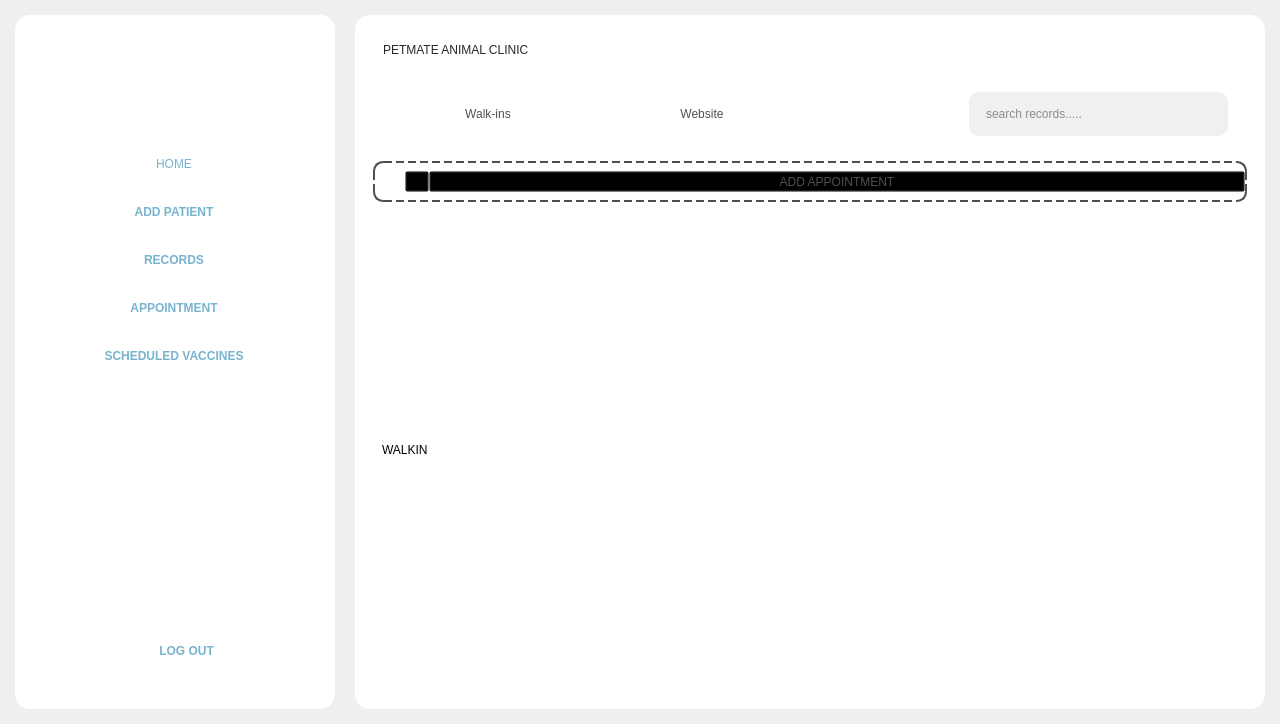
This is Frontend/Home.ui in rmmln/Petmate-Desktop-Application as Qt 5 draws it before an edit. The edited form follows.
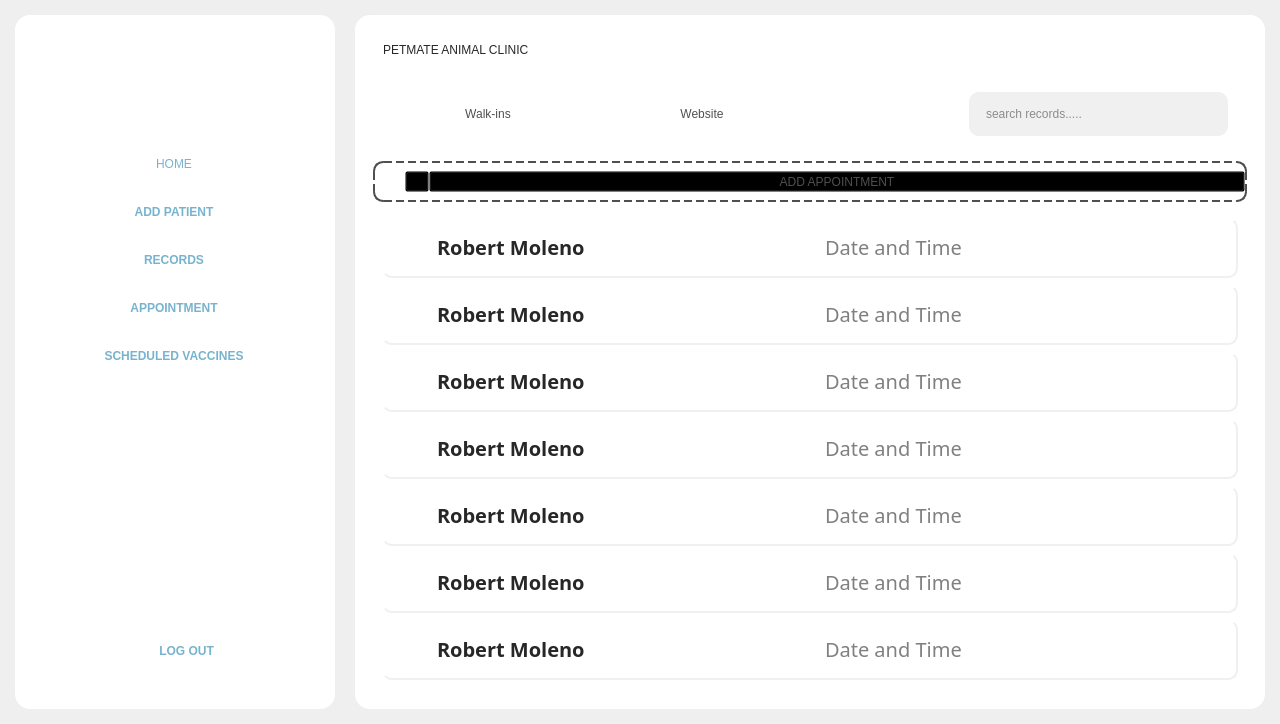
This is the edited form. The open tabs and pages were chosen to show the change. Icons and pictures are not drawn.

```diff
--- a/Frontend/Home.ui
+++ b/Frontend/Home.ui
@@ -22,6 +22,12 @@
     <height>720</height>
    </size>
   </property>
+  <property name="maximumSize">
+   <size>
+    <width>16777215</width>
+    <height>16777215</height>
+   </size>
+  </property>
   <property name="windowTitle">
    <string>PETMATE INFORMATION SYSTEM</string>
   </property>
@@ -2335,20 +2341,635 @@
                   <property name="geometry">
                    <rect>
                     <x>0</x>
-                    <y>0</y>
-                    <width>83</width>
-                    <height>31</height>
+                    <y>-72</y>
+                    <width>862</width>
+                    <height>474</height>
                    </rect>
                   </property>
                   <layout class="QVBoxLayout" name="verticalLayout_17">
                    <item>
-                    <widget class="QLabel" name="label_25">
+                    <widget class="QFrame" name="frame_12">
+                     <property name="maximumSize">
+                      <size>
+                       <width>16777215</width>
+                       <height>60</height>
+                      </size>
+                     </property>
                      <property name="styleSheet">
-                      <string notr="true">color:rgb(0, 0, 0);</string>
+                      <string notr="true">#frame_12{
+	border-right: 2px solid #f0f0f0;
+    border-bottom: 2px solid #f0f0f0;
+    border-radius: 10px;
+}
+#frame_12:hover{
+background-color:rgb(230, 230, 230);
+}</string>
                      </property>
-                     <property name="text">
-                      <string>WALKIN</string>
+                     <property name="frameShape">
+                      <enum>QFrame::Shape::StyledPanel</enum>
                      </property>
+                     <property name="frameShadow">
+                      <enum>QFrame::Shadow::Raised</enum>
+                     </property>
+                     <layout class="QHBoxLayout" name="horizontalLayout_23">
+                      <item>
+                       <widget class="QLabel" name="label_30">
+                        <property name="maximumSize">
+                         <size>
+                          <width>40</width>
+                          <height>40</height>
+                         </size>
+                        </property>
+                        <property name="text">
+                         <string/>
+                        </property>
+                        <property name="pixmap">
+                         <pixmap resource="resource.qrc">:/Icons/Icons/UserIcon.png</pixmap>
+                        </property>
+                        <property name="scaledContents">
+                         <bool>true</bool>
+                        </property>
+                       </widget>
+                      </item>
+                      <item>
+                       <widget class="QLabel" name="label_31">
+                        <property name="styleSheet">
+                         <string notr="true">color: #272727;
+font: bold 20px Montserrat;</string>
+                        </property>
+                        <property name="text">
+                         <string>Robert Moleno</string>
+                        </property>
+                       </widget>
+                      </item>
+                      <item>
+                       <widget class="QLabel" name="label_36">
+                        <property name="styleSheet">
+                         <string notr="true">color: gray;
+font: 20px Montserrat;</string>
+                        </property>
+                        <property name="text">
+                         <string>Date and Time</string>
+                        </property>
+                       </widget>
+                      </item>
+                      <item>
+                       <widget class="QLabel" name="label_37">
+                        <property name="maximumSize">
+                         <size>
+                          <width>15</width>
+                          <height>15</height>
+                         </size>
+                        </property>
+                        <property name="text">
+                         <string/>
+                        </property>
+                        <property name="pixmap">
+                         <pixmap resource="resource.qrc">:/Icons/Icons/delete.png</pixmap>
+                        </property>
+                        <property name="scaledContents">
+                         <bool>true</bool>
+                        </property>
+                       </widget>
+                      </item>
+                     </layout>
+                    </widget>
+                   </item>
+                   <item>
+                    <widget class="QFrame" name="frame_13">
+                     <property name="maximumSize">
+                      <size>
+                       <width>16777215</width>
+                       <height>60</height>
+                      </size>
+                     </property>
+                     <property name="styleSheet">
+                      <string notr="true">#frame_13{
+	border-right: 2px solid #f0f0f0;
+    border-bottom: 2px solid #f0f0f0;
+    border-radius: 10px;
+}
+#frame_13:hover{
+background-color:rgb(230, 230, 230);
+}</string>
+                     </property>
+                     <property name="frameShape">
+                      <enum>QFrame::Shape::StyledPanel</enum>
+                     </property>
+                     <property name="frameShadow">
+                      <enum>QFrame::Shadow::Raised</enum>
+                     </property>
+                     <layout class="QHBoxLayout" name="horizontalLayout_24">
+                      <item>
+                       <widget class="QLabel" name="label_38">
+                        <property name="maximumSize">
+                         <size>
+                          <width>40</width>
+                          <height>40</height>
+                         </size>
+                        </property>
+                        <property name="text">
+                         <string/>
+                        </property>
+                        <property name="pixmap">
+                         <pixmap resource="resource.qrc">:/Icons/Icons/UserIcon.png</pixmap>
+                        </property>
+                        <property name="scaledContents">
+                         <bool>true</bool>
+                        </property>
+                       </widget>
+                      </item>
+                      <item>
+                       <widget class="QLabel" name="label_39">
+                        <property name="styleSheet">
+                         <string notr="true">color: #272727;
+font: bold 20px Montserrat;
+</string>
+                        </property>
+                        <property name="text">
+                         <string>Robert Moleno</string>
+                        </property>
+                       </widget>
+                      </item>
+                      <item>
+                       <widget class="QLabel" name="label_40">
+                        <property name="styleSheet">
+                         <string notr="true">color: gray;
+font: 20px Montserrat;</string>
+                        </property>
+                        <property name="text">
+                         <string>Date and Time</string>
+                        </property>
+                       </widget>
+                      </item>
+                      <item>
+                       <widget class="QLabel" name="label_41">
+                        <property name="maximumSize">
+                         <size>
+                          <width>15</width>
+                          <height>15</height>
+                         </size>
+                        </property>
+                        <property name="text">
+                         <string/>
+                        </property>
+                        <property name="pixmap">
+                         <pixmap resource="resource.qrc">:/Icons/Icons/delete.png</pixmap>
+                        </property>
+                        <property name="scaledContents">
+                         <bool>true</bool>
+                        </property>
+                       </widget>
+                      </item>
+                     </layout>
+                    </widget>
+                   </item>
+                   <item>
+                    <widget class="QFrame" name="frame_14">
+                     <property name="maximumSize">
+                      <size>
+                       <width>16777215</width>
+                       <height>60</height>
+                      </size>
+                     </property>
+                     <property name="styleSheet">
+                      <string notr="true">#frame_14{
+	border-right: 2px solid #f0f0f0;
+    border-bottom: 2px solid #f0f0f0;
+    border-radius: 10px;
+}
+#frame_14:hover{
+background-color:rgb(230, 230, 230);
+}</string>
+                     </property>
+                     <property name="frameShape">
+                      <enum>QFrame::Shape::StyledPanel</enum>
+                     </property>
+                     <property name="frameShadow">
+                      <enum>QFrame::Shadow::Raised</enum>
+                     </property>
+                     <layout class="QHBoxLayout" name="horizontalLayout_25">
+                      <item>
+                       <widget class="QLabel" name="label_42">
+                        <property name="maximumSize">
+                         <size>
+                          <width>40</width>
+                          <height>40</height>
+                         </size>
+                        </property>
+                        <property name="text">
+                         <string/>
+                        </property>
+                        <property name="pixmap">
+                         <pixmap resource="resource.qrc">:/Icons/Icons/UserIcon.png</pixmap>
+                        </property>
+                        <property name="scaledContents">
+                         <bool>true</bool>
+                        </property>
+                       </widget>
+                      </item>
+                      <item>
+                       <widget class="QLabel" name="label_43">
+                        <property name="styleSheet">
+                         <string notr="true">color: #272727;
+font: bold 20px Montserrat;
+</string>
+                        </property>
+                        <property name="text">
+                         <string>Robert Moleno</string>
+                        </property>
+                       </widget>
+                      </item>
+                      <item>
+                       <widget class="QLabel" name="label_44">
+                        <property name="styleSheet">
+                         <string notr="true">color: gray;
+font: 20px Montserrat;</string>
+                        </property>
+                        <property name="text">
+                         <string>Date and Time</string>
+                        </property>
+                       </widget>
+                      </item>
+                      <item>
+                       <widget class="QLabel" name="label_45">
+                        <property name="maximumSize">
+                         <size>
+                          <width>15</width>
+                          <height>15</height>
+                         </size>
+                        </property>
+                        <property name="text">
+                         <string/>
+                        </property>
+                        <property name="pixmap">
+                         <pixmap resource="resource.qrc">:/Icons/Icons/delete.png</pixmap>
+                        </property>
+                        <property name="scaledContents">
+                         <bool>true</bool>
+                        </property>
+                       </widget>
+                      </item>
+                     </layout>
+                    </widget>
+                   </item>
+                   <item>
+                    <widget class="QFrame" name="frame_15">
+                     <property name="maximumSize">
+                      <size>
+                       <width>16777215</width>
+                       <height>60</height>
+                      </size>
+                     </property>
+                     <property name="styleSheet">
+                      <string notr="true">#frame_15{
+	border-right: 2px solid #f0f0f0;
+    border-bottom: 2px solid #f0f0f0;
+    border-radius: 10px;
+}
+#frame_15:hover{
+background-color:rgb(230, 230, 230);
+}</string>
+                     </property>
+                     <property name="frameShape">
+                      <enum>QFrame::Shape::StyledPanel</enum>
+                     </property>
+                     <property name="frameShadow">
+                      <enum>QFrame::Shadow::Raised</enum>
+                     </property>
+                     <layout class="QHBoxLayout" name="horizontalLayout_26">
+                      <item>
+                       <widget class="QLabel" name="label_25">
+                        <property name="maximumSize">
+                         <size>
+                          <width>40</width>
+                          <height>40</height>
+                         </size>
+                        </property>
+                        <property name="text">
+                         <string/>
+                        </property>
+                        <property name="pixmap">
+                         <pixmap resource="resource.qrc">:/Icons/Icons/UserIcon.png</pixmap>
+                        </property>
+                        <property name="scaledContents">
+                         <bool>true</bool>
+                        </property>
+                       </widget>
+                      </item>
+                      <item>
+                       <widget class="QLabel" name="label_46">
+                        <property name="styleSheet">
+                         <string notr="true">color: #272727;
+font: bold 20px Montserrat;
+</string>
+                        </property>
+                        <property name="text">
+                         <string>Robert Moleno</string>
+                        </property>
+                       </widget>
+                      </item>
+                      <item>
+                       <widget class="QLabel" name="label_47">
+                        <property name="styleSheet">
+                         <string notr="true">color: gray;
+font: 20px Montserrat;</string>
+                        </property>
+                        <property name="text">
+                         <string>Date and Time</string>
+                        </property>
+                       </widget>
+                      </item>
+                      <item>
+                       <widget class="QLabel" name="label_48">
+                        <property name="maximumSize">
+                         <size>
+                          <width>15</width>
+                          <height>15</height>
+                         </size>
+                        </property>
+                        <property name="text">
+                         <string/>
+                        </property>
+                        <property name="pixmap">
+                         <pixmap resource="resource.qrc">:/Icons/Icons/delete.png</pixmap>
+                        </property>
+                        <property name="scaledContents">
+                         <bool>true</bool>
+                        </property>
+                       </widget>
+                      </item>
+                     </layout>
+                    </widget>
+                   </item>
+                   <item>
+                    <widget class="QFrame" name="frame_16">
+                     <property name="maximumSize">
+                      <size>
+                       <width>16777215</width>
+                       <height>60</height>
+                      </size>
+                     </property>
+                     <property name="styleSheet">
+                      <string notr="true">#frame_16{
+	border-right: 2px solid #f0f0f0;
+    border-bottom: 2px solid #f0f0f0;
+    border-radius: 10px;
+}
+#frame_16:hover{
+background-color:rgb(230, 230, 230);
+}</string>
+                     </property>
+                     <property name="frameShape">
+                      <enum>QFrame::Shape::StyledPanel</enum>
+                     </property>
+                     <property name="frameShadow">
+                      <enum>QFrame::Shadow::Raised</enum>
+                     </property>
+                     <layout class="QHBoxLayout" name="horizontalLayout_27">
+                      <item>
+                       <widget class="QLabel" name="label_49">
+                        <property name="maximumSize">
+                         <size>
+                          <width>40</width>
+                          <height>40</height>
+                         </size>
+                        </property>
+                        <property name="text">
+                         <string/>
+                        </property>
+                        <property name="pixmap">
+                         <pixmap resource="resource.qrc">:/Icons/Icons/UserIcon.png</pixmap>
+                        </property>
+                        <property name="scaledContents">
+                         <bool>true</bool>
+                        </property>
+                       </widget>
+                      </item>
+                      <item>
+                       <widget class="QLabel" name="label_50">
+                        <property name="styleSheet">
+                         <string notr="true">color: #272727;
+font: bold 20px Montserrat;
+
+</string>
+                        </property>
+                        <property name="text">
+                         <string>Robert Moleno</string>
+                        </property>
+                       </widget>
+                      </item>
+                      <item>
+                       <widget class="QLabel" name="label_51">
+                        <property name="styleSheet">
+                         <string notr="true">color: gray;
+font: 20px Montserrat;</string>
+                        </property>
+                        <property name="text">
+                         <string>Date and Time</string>
+                        </property>
+                       </widget>
+                      </item>
+                      <item>
+                       <widget class="QLabel" name="label_52">
+                        <property name="maximumSize">
+                         <size>
+                          <width>15</width>
+                          <height>15</height>
+                         </size>
+                        </property>
+                        <property name="text">
+                         <string/>
+                        </property>
+                        <property name="pixmap">
+                         <pixmap resource="resource.qrc">:/Icons/Icons/delete.png</pixmap>
+                        </property>
+                        <property name="scaledContents">
+                         <bool>true</bool>
+                        </property>
+                       </widget>
+                      </item>
+                     </layout>
+                    </widget>
+                   </item>
+                   <item>
+                    <widget class="QFrame" name="frame_17">
+                     <property name="maximumSize">
+                      <size>
+                       <width>16777215</width>
+                       <height>60</height>
+                      </size>
+                     </property>
+                     <property name="styleSheet">
+                      <string notr="true">#frame_17{
+	border-right: 2px solid #f0f0f0;
+    border-bottom: 2px solid #f0f0f0;
+    border-radius: 10px;
+}
+#frame_17:hover{
+background-color:rgb(230, 230, 230);
+}</string>
+                     </property>
+                     <property name="frameShape">
+                      <enum>QFrame::Shape::StyledPanel</enum>
+                     </property>
+                     <property name="frameShadow">
+                      <enum>QFrame::Shadow::Raised</enum>
+                     </property>
+                     <layout class="QHBoxLayout" name="horizontalLayout_28">
+                      <item>
+                       <widget class="QLabel" name="label_53">
+                        <property name="maximumSize">
+                         <size>
+                          <width>40</width>
+                          <height>40</height>
+                         </size>
+                        </property>
+                        <property name="text">
+                         <string/>
+                        </property>
+                        <property name="pixmap">
+                         <pixmap resource="resource.qrc">:/Icons/Icons/UserIcon.png</pixmap>
+                        </property>
+                        <property name="scaledContents">
+                         <bool>true</bool>
+                        </property>
+                       </widget>
+                      </item>
+                      <item>
+                       <widget class="QLabel" name="label_54">
+                        <property name="styleSheet">
+                         <string notr="true">color: #272727;
+font: bold 20px Montserrat;
+
+</string>
+                        </property>
+                        <property name="text">
+                         <string>Robert Moleno</string>
+                        </property>
+                       </widget>
+                      </item>
+                      <item>
+                       <widget class="QLabel" name="label_55">
+                        <property name="styleSheet">
+                         <string notr="true">color: gray;
+font: 20px Montserrat;</string>
+                        </property>
+                        <property name="text">
+                         <string>Date and Time</string>
+                        </property>
+                       </widget>
+                      </item>
+                      <item>
+                       <widget class="QLabel" name="label_56">
+                        <property name="maximumSize">
+                         <size>
+                          <width>15</width>
+                          <height>15</height>
+                         </size>
+                        </property>
+                        <property name="text">
+                         <string/>
+                        </property>
+                        <property name="pixmap">
+                         <pixmap resource="resource.qrc">:/Icons/Icons/delete.png</pixmap>
+                        </property>
+                        <property name="scaledContents">
+                         <bool>true</bool>
+                        </property>
+                       </widget>
+                      </item>
+                     </layout>
+                    </widget>
+                   </item>
+                   <item>
+                    <widget class="QFrame" name="frame_18">
+                     <property name="maximumSize">
+                      <size>
+                       <width>16777215</width>
+                       <height>60</height>
+                      </size>
+                     </property>
+                     <property name="styleSheet">
+                      <string notr="true">#frame_18{
+	border-right: 2px solid #f0f0f0;
+    border-bottom: 2px solid #f0f0f0;
+    border-radius: 10px;
+}
+#frame_18:hover{
+background-color:rgb(230, 230, 230);
+}</string>
+                     </property>
+                     <property name="frameShape">
+                      <enum>QFrame::Shape::StyledPanel</enum>
+                     </property>
+                     <property name="frameShadow">
+                      <enum>QFrame::Shadow::Raised</enum>
+                     </property>
+                     <layout class="QHBoxLayout" name="horizontalLayout_29">
+                      <item>
+                       <widget class="QLabel" name="label_57">
+                        <property name="maximumSize">
+                         <size>
+                          <width>40</width>
+                          <height>40</height>
+                         </size>
+                        </property>
+                        <property name="text">
+                         <string/>
+                        </property>
+                        <property name="pixmap">
+                         <pixmap resource="resource.qrc">:/Icons/Icons/UserIcon.png</pixmap>
+                        </property>
+                        <property name="scaledContents">
+                         <bool>true</bool>
+                        </property>
+                       </widget>
+                      </item>
+                      <item>
+                       <widget class="QLabel" name="label_58">
+                        <property name="styleSheet">
+                         <string notr="true">color: #272727;
+font: bold 20px Montserrat;
+
+</string>
+                        </property>
+                        <property name="text">
+                         <string>Robert Moleno</string>
+                        </property>
+                       </widget>
+                      </item>
+                      <item>
+                       <widget class="QLabel" name="label_59">
+                        <property name="styleSheet">
+                         <string notr="true">color: gray;
+font: 20px Montserrat;</string>
+                        </property>
+                        <property name="text">
+                         <string>Date and Time</string>
+                        </property>
+                       </widget>
+                      </item>
+                      <item>
+                       <widget class="QLabel" name="label_60">
+                        <property name="maximumSize">
+                         <size>
+                          <width>15</width>
+                          <height>15</height>
+                         </size>
+                        </property>
+                        <property name="text">
+                         <string/>
+                        </property>
+                        <property name="pixmap">
+                         <pixmap resource="resource.qrc">:/Icons/Icons/delete.png</pixmap>
+                        </property>
+                        <property name="scaledContents">
+                         <bool>true</bool>
+                        </property>
+                       </widget>
+                      </item>
+                     </layout>
                     </widget>
                    </item>
                   </layout>
```
Left out of the diff: 372 changed lines with no effect on the pictures.
